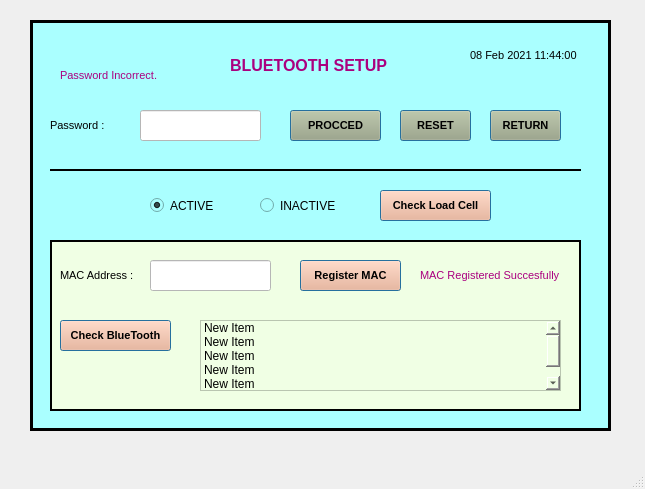
sanjaymanegit/testRepo, file URmini/ui/20_Bluetooth_Setup.ui: the form before one commit.
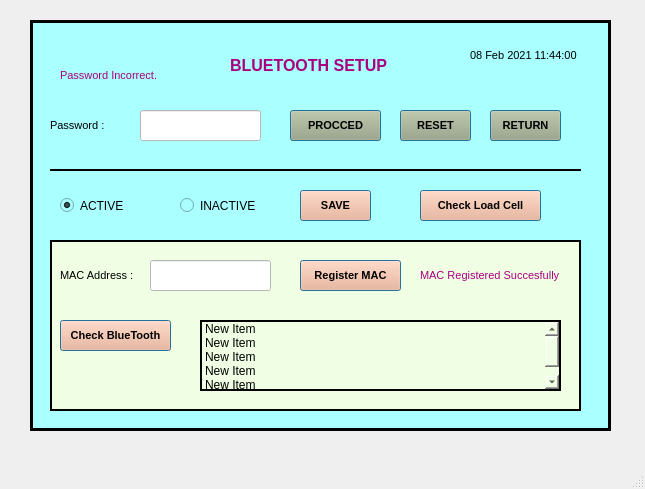
The form after the commit.

```diff
--- a/URmini/ui/20_Bluetooth_Setup.ui
+++ b/URmini/ui/20_Bluetooth_Setup.ui
@@ -442,6 +442,15 @@
         <height>71</height>
        </rect>
       </property>
+      <property name="frameShape">
+       <enum>QFrame::Box</enum>
+      </property>
+      <property name="frameShadow">
+       <enum>QFrame::Plain</enum>
+      </property>
+      <property name="lineWidth">
+       <number>2</number>
+      </property>
       <item>
        <property name="text">
         <string>New Item</string>
@@ -472,7 +481,7 @@
     <widget class="QRadioButton" name="radioButton">
      <property name="geometry">
       <rect>
-       <x>120</x>
+       <x>30</x>
        <y>170</y>
        <width>82</width>
        <height>31</height>
@@ -488,9 +497,9 @@
     <widget class="QRadioButton" name="radioButton_2">
      <property name="geometry">
       <rect>
-       <x>230</x>
+       <x>150</x>
        <y>170</y>
-       <width>101</width>
+       <width>91</width>
        <height>31</height>
       </rect>
      </property>
@@ -501,9 +510,9 @@
     <widget class="QPushButton" name="pushButton_14">
      <property name="geometry">
       <rect>
-       <x>350</x>
+       <x>390</x>
        <y>170</y>
-       <width>111</width>
+       <width>121</width>
        <height>31</height>
       </rect>
      </property>
@@ -532,6 +541,40 @@
       <bool>false</bool>
      </property>
     </widget>
+    <widget class="QPushButton" name="pushButton_15">
+     <property name="geometry">
+      <rect>
+       <x>270</x>
+       <y>170</y>
+       <width>71</width>
+       <height>31</height>
+      </rect>
+     </property>
+     <property name="font">
+      <font>
+       <family>Arial</family>
+       <pointsize>8</pointsize>
+       <weight>75</weight>
+       <bold>true</bold>
+      </font>
+     </property>
+     <property name="styleSheet">
+      <string notr="true">background-color: rgb(255, 170, 127);
+</string>
+     </property>
+     <property name="text">
+      <string>SAVE</string>
+     </property>
+     <property name="autoDefault">
+      <bool>true</bool>
+     </property>
+     <property name="default">
+      <bool>true</bool>
+     </property>
+     <property name="flat">
+      <bool>false</bool>
+     </property>
+    </widget>
    </widget>
   </widget>
   <widget class="QMenuBar" name="menubar">
```
